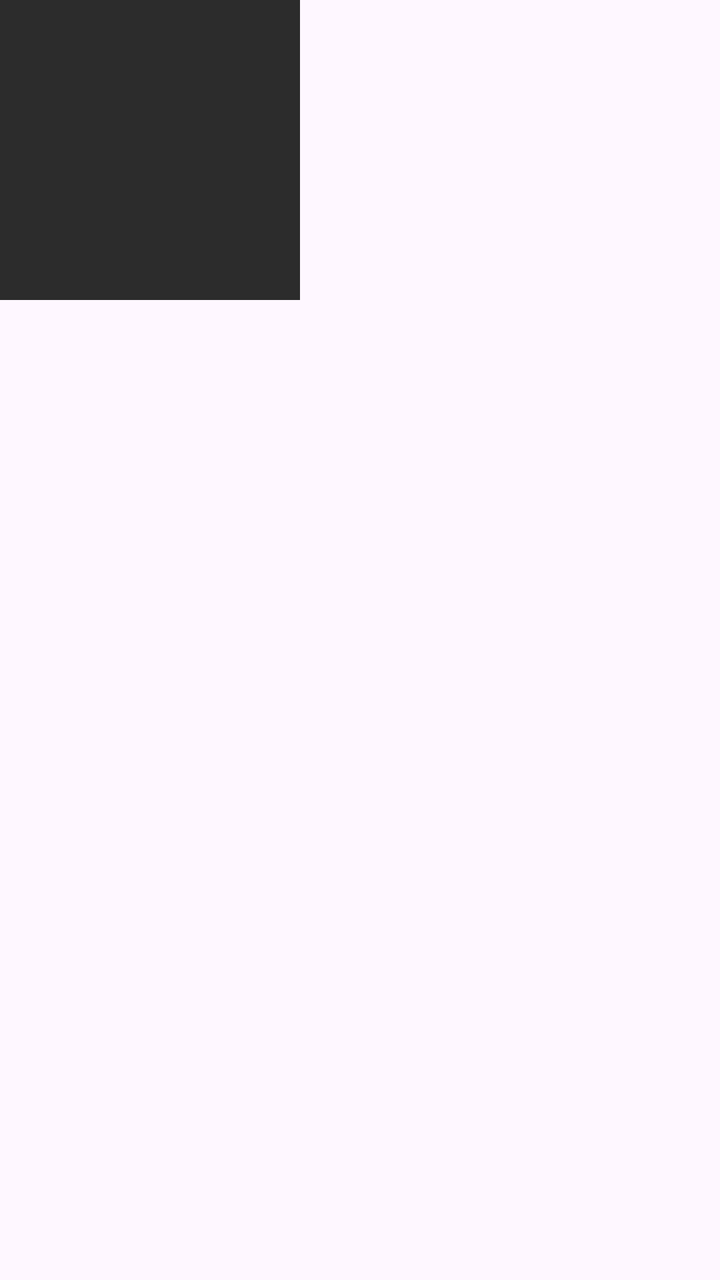
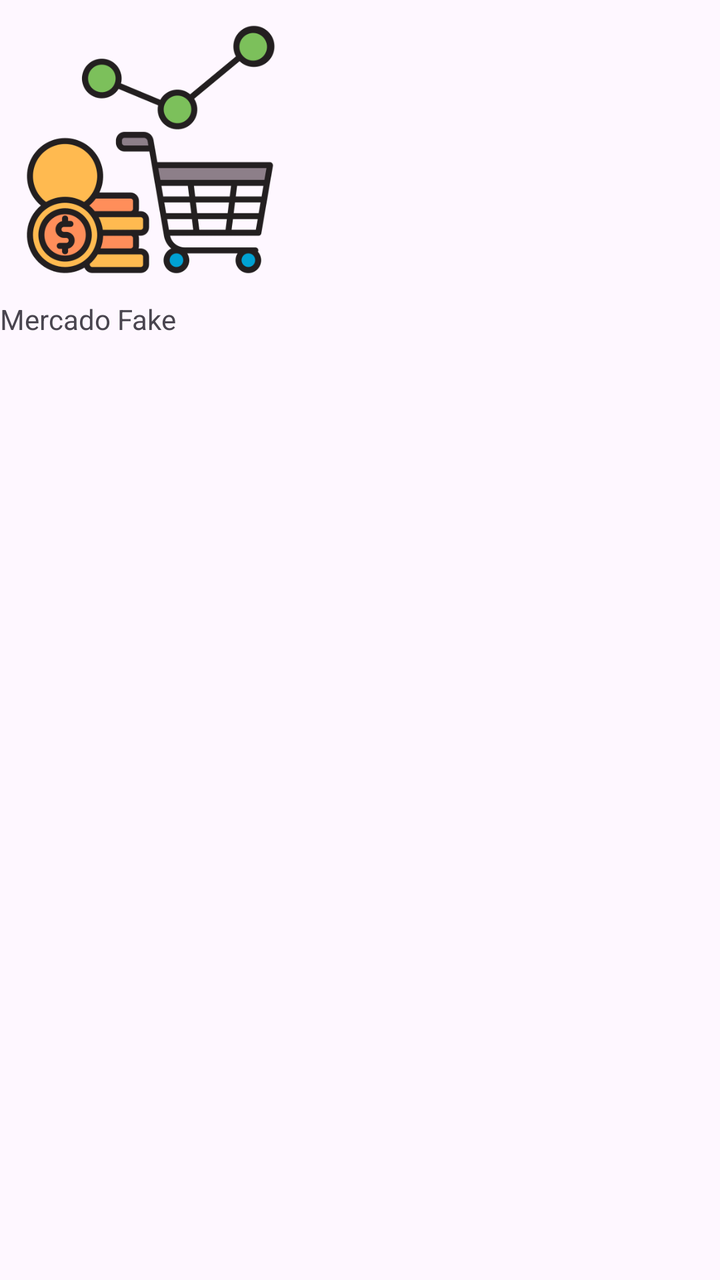

Screens rendered from an Android XML layout before and after an edit, with the pre-edit source and the edit as a unified diff.
<!-- AndroidManifest.xml: application theme Theme.MyApp -->
<!-- res/layout/splash_layout.xml -->
<?xml version="1.0" encoding="utf-8"?>
<LinearLayout xmlns:android="http://schemas.android.com/apk/res/android"
    xmlns:app="http://schemas.android.com/apk/res-auto"
    xmlns:tools="http://schemas.android.com/tools"
    android:id="@+id/main"
    android:layout_width="match_parent"
    android:layout_height="match_parent"
    android:orientation="vertical"
    tools:context=".SplashActivity">

    <ImageView
        android:layout_width="150dp"
        android:layout_height="150dp"
        android:src="#2c2c2c"/>

</LinearLayout>
<!-- resources referenced by this layout -->
<resources>
  <style name="Theme.MyApp" parent="Base.Theme.MyApp" />
  <style name="Base.Theme.MyApp" parent="Theme.Material3.DayNight.NoActionBar">
          
          
      </style>
</resources>

<!-- the commit's change to res/layout/splash_layout.xml (unified diff, before → after) -->
@@ -9,8 +9,14 @@
     tools:context=".SplashActivity">
 
     <ImageView
+        android:scaleType="centerCrop"
         android:layout_width="150dp"
         android:layout_height="150dp"
-        android:src="#2c2c2c"/>
+        android:src="@drawable/logo"/>
+    <TextView
+        android:layout_width="wrap_content"
+        android:layout_height="wrap_content"
+        android:text="Mercado Fake"
+        />
 
 </LinearLayout>
<!-- resource entries referenced after the edit -->
@@ -1,5 +1,6 @@
 <!-- resources referenced by this layout -->
 <resources>
+  <!-- drawable logo: png bitmap (drawable, 25872 bytes) -->
   <style name="Theme.MyApp" parent="Base.Theme.MyApp" />
   <style name="Base.Theme.MyApp" parent="Theme.Material3.DayNight.NoActionBar">
           
